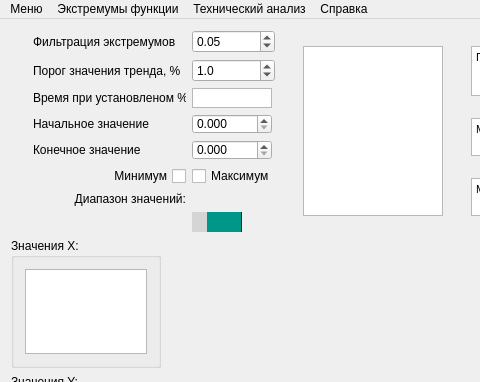
The window that mainwindow.ui (Kortesss/NO3) describes before a commit, drawn with Qt 5; both pictures show x 0 to 480 and y 0 to 382 of the 617 by 537 pixel window.
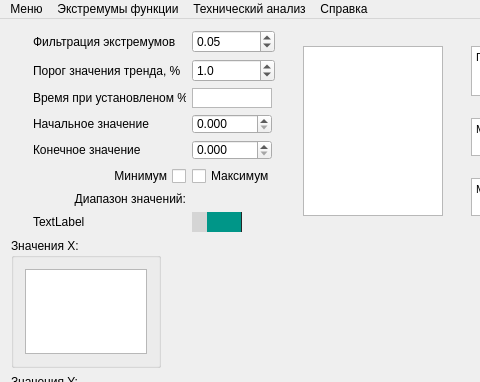
The same window after the commit. Icons and pictures are not drawn. Custom widgets are drawn as their Qt base class.

Commit message: комментарий

Patch:
```diff
--- a/mainwindow.ui
+++ b/mainwindow.ui
@@ -252,6 +252,13 @@
             </property>
            </widget>
           </item>
+          <item row="8" column="0">
+           <widget class="QLabel" name="label_7">
+            <property name="text">
+             <string>TextLabel</string>
+            </property>
+           </widget>
+          </item>
          </layout>
         </item>
         <item>
```
The commit also changes 1 other file.
